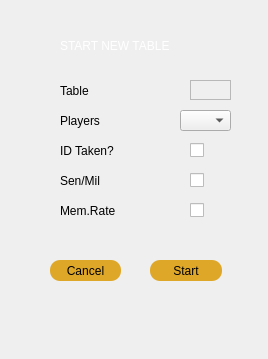
Above: tablestart.ui from aj501/NickBilliardsPrjQT before the change. Below: the same form after it.
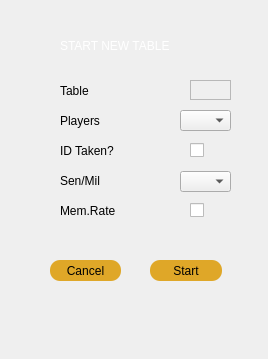
That is the form after the change.

Commit message: Removed SeniorMilitary Checkbox in tablestart and tabbleedit and their related codes. Added Seniormilitary comboBox in tablestart and tableedit

```diff
--- a/tablestart.ui
+++ b/tablestart.ui
@@ -208,18 +208,15 @@
     <string/>
    </property>
   </widget>
-  <widget class="QCheckBox" name="checkBox_2">
+  <widget class="QComboBox" name="SenMilitary_comboBox">
    <property name="geometry">
     <rect>
-     <x>190</x>
-     <y>170</y>
-     <width>21</width>
-     <height>20</height>
+     <x>180</x>
+     <y>171</y>
+     <width>51</width>
+     <height>21</height>
     </rect>
    </property>
-   <property name="text">
-    <string/>
-   </property>
   </widget>
  </widget>
  <resources/>
```
The commit also changes 6 other files.
